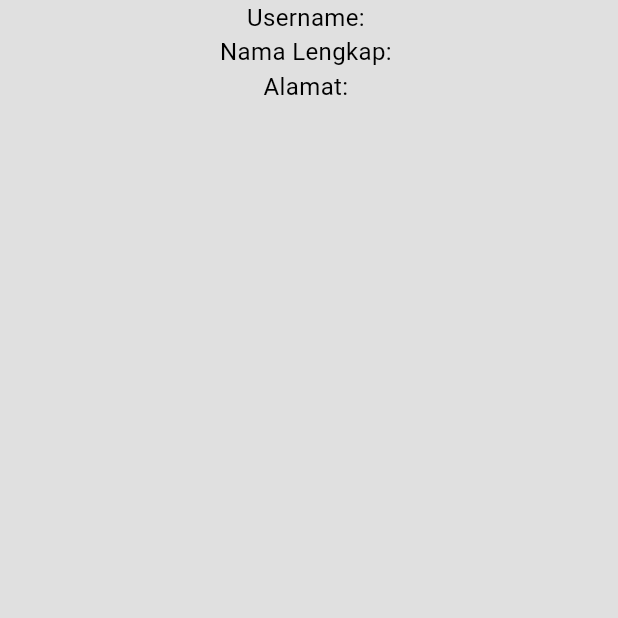
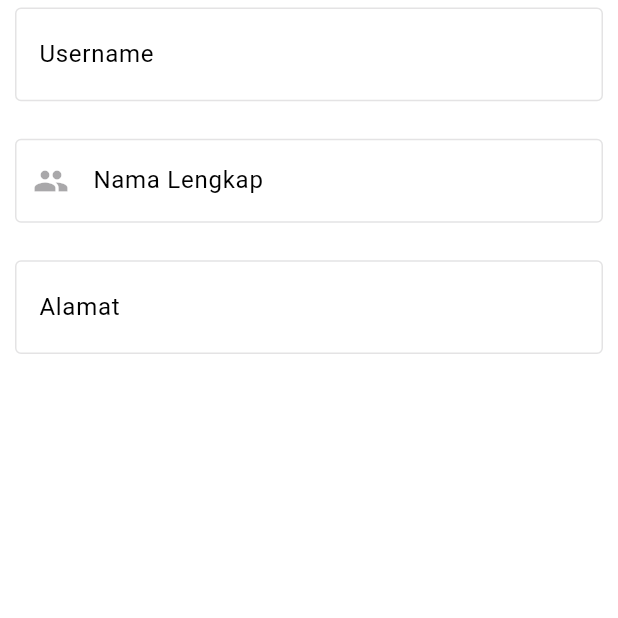
Before and after one commit to BHS-Fiks-Semester4/Fiks-Mobile, a Flutter app: the Profile screen opened directly with empty values, on a phone screen of 412 x 824 dp, the top half of it. Run offline on Flutter 3.47's test engine with Material 3 defaults, Android fonts, the phone set to English and light mode, and no system bars.

Commit message:
Update Profile.dart
nyar

```diff
--- a/lib/view/Profile.dart
+++ b/lib/view/Profile.dart
@@ -13,23 +13,61 @@ class _ProfileState extends State<Profile> {
   @override
   Widget build(BuildContext context) {
     return Scaffold(
-      backgroundColor: Colors.grey.shade300,
+      backgroundColor: Colors.white,
       body: SingleChildScrollView(
         child: Center(
           child: Column(
             mainAxisAlignment: MainAxisAlignment.center,
             children: [
-              Text(
-                'Username: ${widget.user.username}',
-                style: TextStyle(fontSize: 16, color: Colors.black),
+              Container(
+                width: 430,
+                padding: const EdgeInsets.fromLTRB(10, 5, 10, 5),
+                child: TextField(
+                  controller:
+                      TextEditingController(text: '${widget.user.username}'),
+                  style: TextStyle(fontSize: 16, color: Colors.black),
+                  enabled: false,
+                  decoration: InputDecoration(
+                    border: OutlineInputBorder(),
+                    labelText: 'Username',
+                    prefix: Icon(Icons.person),
+                    labelStyle: TextStyle(color: Colors.black),
+                  ),
+                ),
               ),
-              Text(
-                'Nama Lengkap: ${widget.user.name}',
-                style: TextStyle(fontSize: 16, color: Colors.black),
+              SizedBox(height: 15),
+              Container(
+                width: 430,
+                padding: const EdgeInsets.fromLTRB(10, 5, 10, 5),
+                child: TextField(
+                  controller:
+                      TextEditingController(text: '${widget.user.name}'),
+                  style: TextStyle(fontSize: 16, color: Colors.black),
+                  enabled: false,
+                  decoration: InputDecoration(
+                    border: OutlineInputBorder(),
+                    labelText: 'Nama Lengkap',
+                    prefixIcon: Icon(Icons.people),
+                    labelStyle: TextStyle(color: Colors.black),
+                  ),
+                ),
               ),
-              Text(
-                'Alamat: ${widget.user.alamat}',
-                style: TextStyle(fontSize: 16, color: Colors.black),
+              SizedBox(height: 15),
+              Container(
+                width: 430,
+                padding: const EdgeInsets.fromLTRB(10, 5, 10, 5),
+                child: TextField(
+                  controller:
+                      TextEditingController(text: '${widget.user.alamat}'),
+                  style: TextStyle(fontSize: 16, color: Colors.black),
+                  enabled: false,
+                  decoration: InputDecoration(
+                    border: OutlineInputBorder(),
+                    labelText: 'Alamat',
+                    prefix: Icon(Icons.location_city),
+                    labelStyle: TextStyle(color: Colors.black),
+                  ),
+                ),
               ),
             ],
           ),
```
